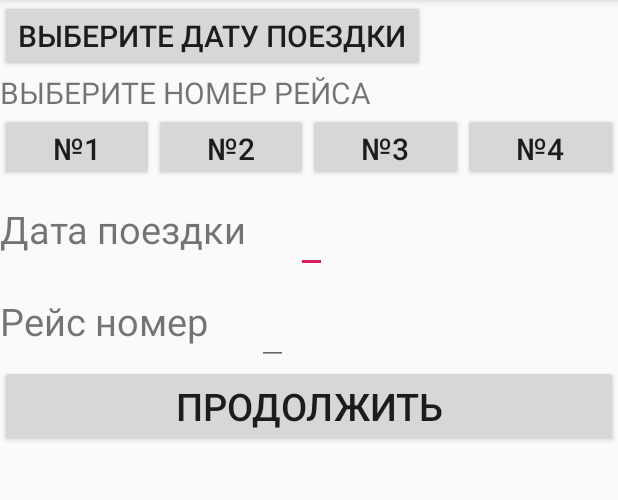
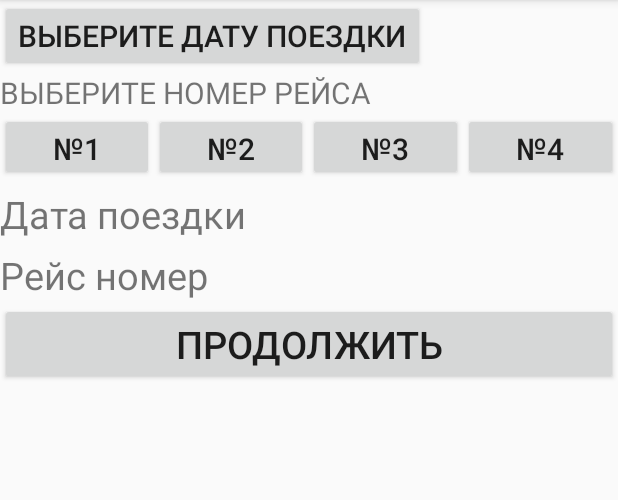
Before and after one commit to Alex22485/P_081119_twoativ_auth_and_database, an Android app: the Main4Activity screen opened directly, with no data from a screen before it, on a phone screen of 412 x 824 dp, the part 84-584 px from its top. Run offline under Robolectric (Android 15) with nearby library versions, the phone set to English and light mode, and no system bars; our stand-ins replace Firebase (no records; nobody signed in at launch, a user with empty details on screens opened directly).

Commit message:
EditText поменял на TextView

```diff
--- a/app/src/main/java/com/mapbox/mapboxandroiddemo/examples/p_081119_twoativ_auth_and_database/Main4Activity.java
+++ b/app/src/main/java/com/mapbox/mapboxandroiddemo/examples/p_081119_twoativ_auth_and_database/Main4Activity.java
@@ -9,6 +9,7 @@ import android.view.View;
 import android.widget.Button;
 import android.widget.DatePicker;
 import android.widget.EditText;
+import android.widget.TextView;
 import android.widget.Toast;
 
 import com.google.firebase.auth.FirebaseAuth;
@@ -24,7 +25,7 @@ import java.util.Calendar;
 public class Main4Activity extends AppCompatActivity {
 
     Button btnInsert;
-    EditText Flight;
+    TextView Flight;
     FirebaseDatabase database;
     DatabaseReference ref;
     User user;
@@ -32,7 +33,7 @@ public class Main4Activity extends AppCompatActivity {
 
     // ADD Calendar
     Button choisData;
-    EditText Calend;
+    TextView Calend;
     int year;
     int month;
     int dayOfmonth;
--- a/app/src/main/res/layout/activity_main4.xml
+++ b/app/src/main/res/layout/activity_main4.xml
@@ -1,7 +1,6 @@
 <?xml version="1.0" encoding="utf-8"?>
 <LinearLayout
     xmlns:android="http://schemas.android.com/apk/res/android"
-    xmlns:app="http://schemas.android.com/apk/res-auto"
     xmlns:tools="http://schemas.android.com/tools"
     android:layout_width="match_parent"
     android:layout_height="match_parent"
@@ -86,9 +85,9 @@
             android:layout_height="wrap_content"
             android:text="       "
             android:textSize="20dp" />
-        <EditText
+        <TextView
             android:id="@+id/Calend"
-            android:layout_width="wrap_content"
+            android:layout_width="match_parent"
             android:layout_height="wrap_content"
             android:textColor="@color/colorAccent"
             android:textSize="30dp" />
@@ -114,9 +113,9 @@
             android:textSize="20dp" />
 
 
-        <EditText
+        <TextView
             android:id="@+id/Flight"
-            android:layout_width="wrap_content"
+            android:layout_width="match_parent"
             android:layout_height="wrap_content"
             android:textColor="@color/colorAccent"
             android:textSize="30dp" />
```
